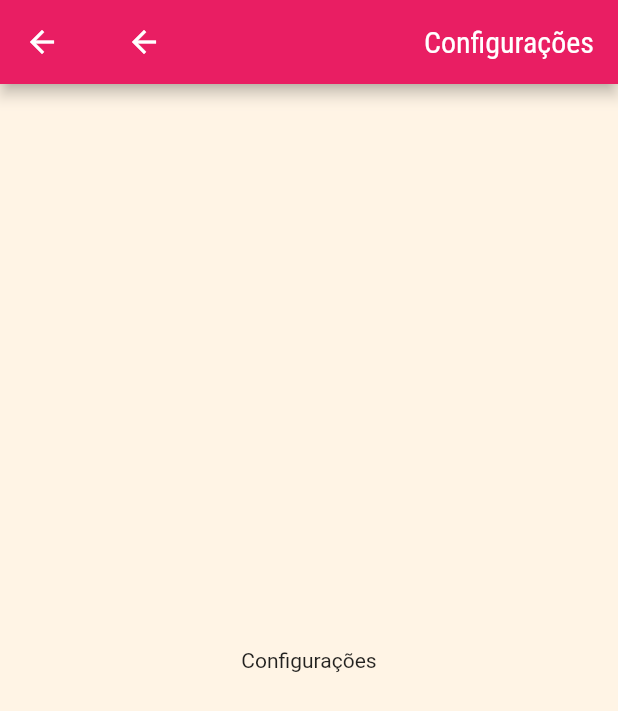
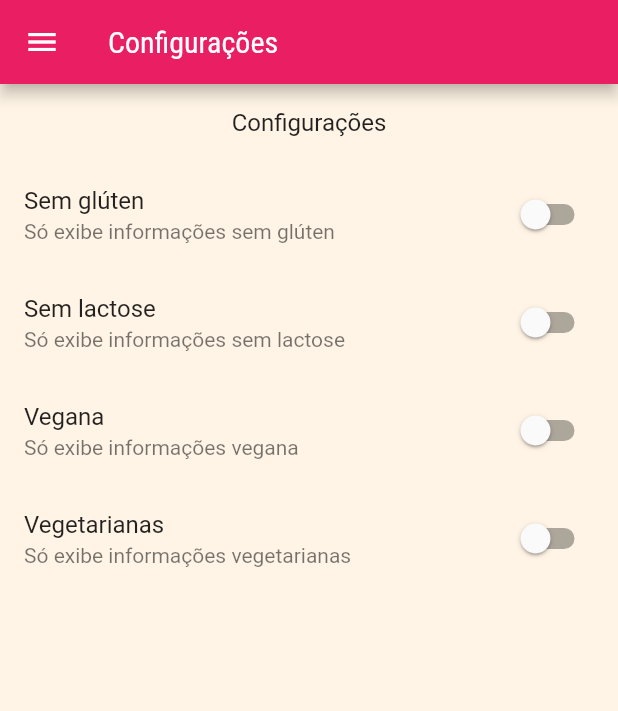
Before and after one commit to iru-Y/meals, a Flutter app: the Settings screen opened by its route, on a phone screen of 412 x 824 dp. Shown: the top 711 px of the screen. Run offline on Flutter 3.47's test engine with Material 2 defaults, Android fonts, the phone set to English and light mode, and no system bars.

Commit message:
Adicionando Settings

```diff
--- a/lib/components/main_drawer.dart
+++ b/lib/components/main_drawer.dart
@@ -7,7 +7,7 @@ class MainDrawer extends StatelessWidget {
   @override
   Widget build(BuildContext context) {
 
-    Widget _createItem (IconData icon, String label, void Function() onTap){
+    Widget createItem (IconData icon, String label, void Function() onTap){
       return ListTile(
         leading: Icon(
           icon,
@@ -42,13 +42,13 @@ class MainDrawer extends StatelessWidget {
               ),
             ),
           ),
-          _createItem(
+          createItem(
             Icons.restaurant,
              'Refeições',
              ()=> Navigator.of(context).pushReplacementNamed(AppRoutes.home)
               ),
           const SizedBox(height: 20),
-          _createItem(
+          createItem(
             Icons.settings,
              'Configurações',
              ()=> Navigator.of(context).pushReplacementNamed(AppRoutes.settings)
--- a/lib/data/dummy_data.dart
+++ b/lib/data/dummy_data.dart
@@ -63,7 +63,7 @@ const dummyMeals = [
     cost: Cost.cheap,
     complexity: Complexity.simple,
     imageUrl:
-        'https://upload.wikimedia.org/wikipedia/commons/thumb/2/20/Spaghetti_Bolognese_mit_Parmesan_oder_Grana_Padano.jpg/800px-Spaghetti_Bolognese_mit_Parmesan_oder_Grana_Padano.jpg',
+        'https://images7.alphacoders.com/102/1021596.jpg',
     duration: 20,
     ingredients: [
       '4 Tomatoes',
--- /dev/null
+++ b/lib/models/settings_model.dart
@@ -0,0 +1,13 @@
+class SettingsModel {
+  bool isGlutenFree;
+  bool isLactoseFree;
+  bool isVegan;
+  bool isVegetarian;
+
+  SettingsModel ({
+    this.isGlutenFree = false,
+    this.isLactoseFree = false,
+    this.isVegan = false,
+    this.isVegetarian = false,
+  });
+}
--- a/lib/screens/favorite_screen.dart
+++ b/lib/screens/favorite_screen.dart
@@ -5,7 +5,7 @@ class FavoriteScreen extends StatelessWidget {
 
   @override
   Widget build(BuildContext context) {
-    return Scaffold(
+    return const Scaffold(
       body: Text('Olá'),
     );
   }
--- a/lib/screens/settings_screen.dart
+++ b/lib/screens/settings_screen.dart
@@ -1,29 +1,84 @@
 import 'package:flutter/material.dart';
-import 'package:meals/untils/app_routes.dart';
+import 'package:meals/components/main_drawer.dart';
+import '../models/settings_model.dart';
 
-class Settings extends StatelessWidget {
+class Settings extends StatefulWidget {
   const Settings({super.key});
 
   @override
+  State<Settings> createState() => _SettingsState();
+}
+
+class _SettingsState extends State<Settings> {
+  @override
   Widget build(BuildContext context) {
+
+    SettingsModel settingsModel = SettingsModel();
+
+    Widget createSwitch(String title, String subtitle, bool value, void Function (bool) onChanged){
+      return SwitchListTile.adaptive(
+          title: Text(title),
+          subtitle: Text(subtitle),
+          value: value,
+          onChanged: onChanged
+      );
+    }
+
+
     return SafeArea(
       child: Scaffold(
         appBar: AppBar(
-          title: Row(
-            mainAxisAlignment: MainAxisAlignment.spaceBetween,
+          title: const Text('Configurações'),
+          ),
+          drawer: const MainDrawer(),
+        body: Column(
             children: [
-              IconButton(
-                icon: const Icon(Icons.arrow_back),
-                onPressed: ()=> Navigator.of(context).pushReplacementNamed(AppRoutes.home)),
-                const Text('Configurações'),
+              Container(
+                padding : const EdgeInsets.all(16),
+                child: Text('Configurações',
+                style: Theme.of(context).textTheme.titleMedium,),
+              ),
+              Expanded(
+                child: ListView(
+                  children: [
+                    createSwitch(
+                    'Sem glúten',
+                    'Só exibe informações sem glúten',
+                    settingsModel.isGlutenFree,
+                    (value) => setState(() {
+                      settingsModel.isGlutenFree = value;
+                    })
+                  ),
+                  createSwitch(
+                    'Sem lactose',
+                    'Só exibe informações sem lactose',
+                    settingsModel.isLactoseFree,
+                    (value) => setState(() {
+                      settingsModel.isLactoseFree = value;
+                    })
+                  ),
+                  createSwitch(
+                    'Vegana',
+                    'Só exibe informações vegana',
+                    settingsModel.isVegan,
+                    (value) => setState(() {
+                      settingsModel.isVegan = value;
+                    })
+                  ),
+                    createSwitch(
+                    'Vegetarianas',
+                    'Só exibe informações vegetarianas',
+                    settingsModel.isVegetarian,
+                    (value) => setState(() {
+                      settingsModel.isVegetarian = value;
+                    })
+                  )
+                  ],
+                )
+                )
             ],
-          ),
-
         ),
-        body: const Center(
-          child: Text('Configurações'),
         ),
-      ),
-    );
+      );
   }
 }
```
Also changed, not shown: lib/components/meal_item.dart (+4 -3 lines).
